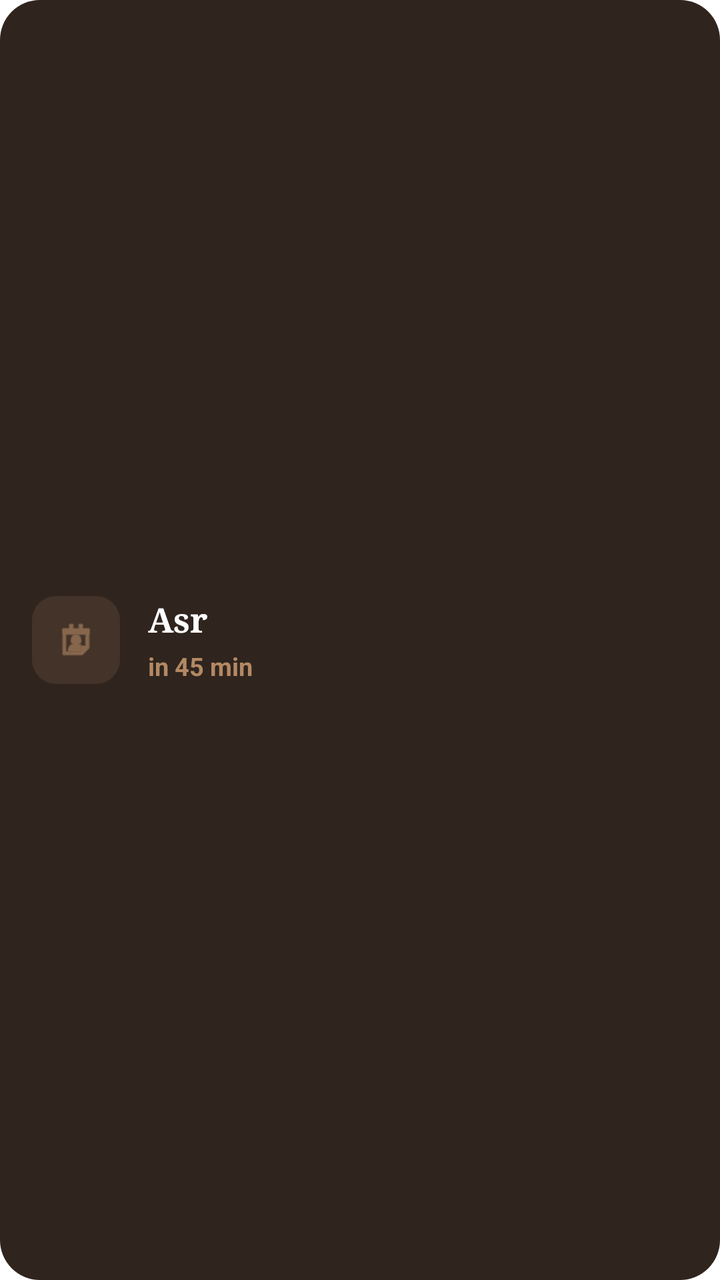
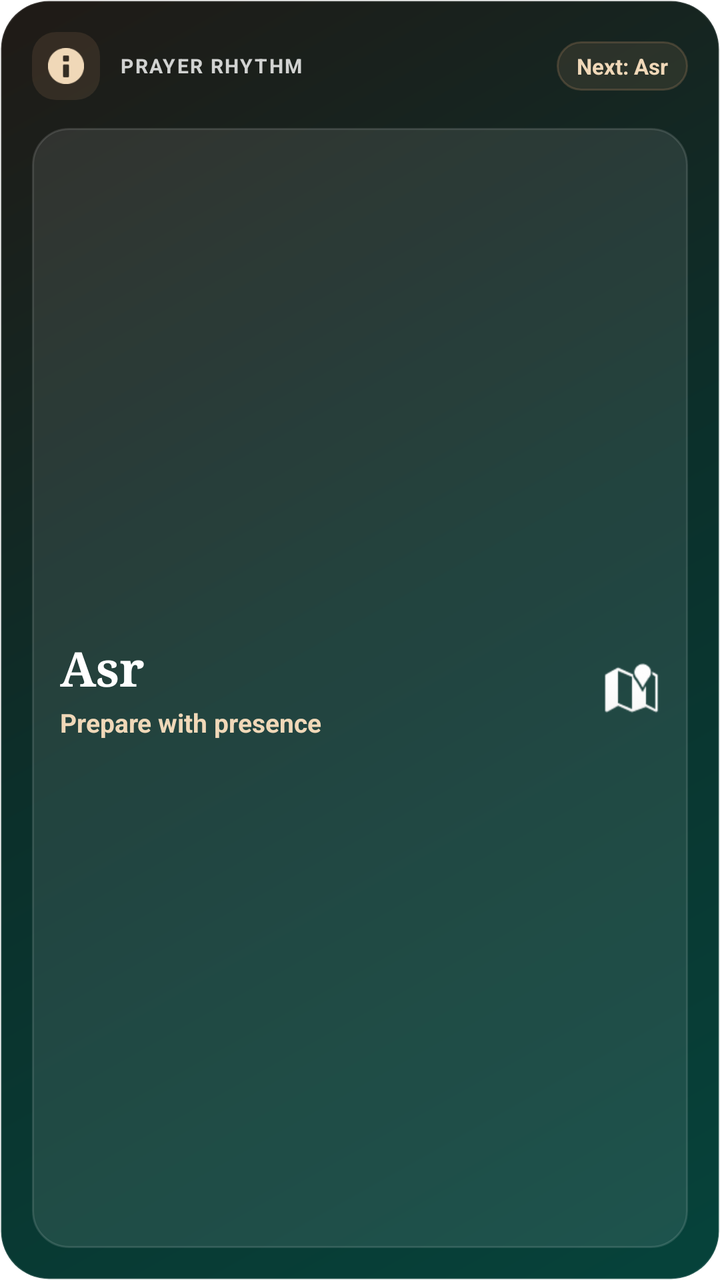

Before-and-after screenshots of an Android layout around one commit, followed by the original layout XML and the change that was made.
<!-- AndroidManifest.xml: fallback theme Theme.MaterialComponents.DayNight.NoActionBar -->
<!-- res/layout/mizan_next_prayer_widget.xml -->
<?xml version="1.0" encoding="utf-8"?>
<LinearLayout xmlns:android="http://schemas.android.com/apk/res/android"
    android:layout_width="match_parent"
    android:layout_height="match_parent"
    android:orientation="horizontal"
    android:background="@drawable/widget_card_bg"
    android:padding="16dp"
    android:gravity="center_vertical">

    <FrameLayout
        android:layout_width="44dp"
        android:layout_height="44dp"
        android:background="@drawable/widget_icon_bg">

        <ImageView
            android:layout_width="22dp"
            android:layout_height="22dp"
            android:layout_gravity="center"
            android:src="@android:drawable/ic_menu_my_calendar"
            android:tint="#FFB38964" />
    </FrameLayout>

    <LinearLayout
        android:layout_width="0dp"
        android:layout_height="wrap_content"
        android:layout_weight="1"
        android:orientation="vertical"
        android:paddingStart="14dp">

        <TextView
            android:id="@+id/prayer_name"
            android:layout_width="match_parent"
            android:layout_height="wrap_content"
            android:text="Asr"
            android:textColor="#FFFFFFFF"
            android:textSize="17sp"
            android:textStyle="bold"
            android:fontFamily="serif"
            android:maxLines="1"
            android:ellipsize="end" />

        <TextView
            android:id="@+id/prayer_countdown"
            android:layout_width="match_parent"
            android:layout_height="wrap_content"
            android:text="in 45 min"
            android:textColor="#FFB38964"
            android:textSize="12.5sp"
            android:textStyle="bold"
            android:maxLines="1"
            android:ellipsize="end"
            android:layout_marginTop="3dp" />
    </LinearLayout>

    <TextView
        android:id="@+id/prayer_inline"
        android:layout_width="wrap_content"
        android:layout_height="wrap_content"
        android:text="Asr in 45 min"
        android:textColor="#FFFFFFFF"
        android:textSize="13sp"
        android:textStyle="bold"
        android:maxLines="1"
        android:ellipsize="end"
        android:visibility="gone" />

</LinearLayout>
<!-- resources referenced by this layout -->
<resources>
  <!-- drawable widget_card_bg (drawable) -->
  <?xml version="1.0" encoding="utf-8"?>
  <shape xmlns:android="http://schemas.android.com/apk/res/android">
      <solid android:color="#FF2F241E" />
      <corners android:radius="20dp" />
  </shape>
  <!-- drawable widget_icon_bg (drawable) -->
  <?xml version="1.0" encoding="utf-8"?>
  <shape xmlns:android="http://schemas.android.com/apk/res/android">
      <solid android:color="#26B38964" />
      <corners android:radius="12dp" />
  </shape>
</resources>

<!-- the commit's change to res/layout/mizan_next_prayer_widget.xml (unified diff, before → after) -->
@@ -2,66 +2,107 @@
 <LinearLayout xmlns:android="http://schemas.android.com/apk/res/android"
     android:layout_width="match_parent"
     android:layout_height="match_parent"
-    android:orientation="horizontal"
     android:background="@drawable/widget_card_bg"
-    android:padding="16dp"
-    android:gravity="center_vertical">
+    android:gravity="center_vertical"
+    android:orientation="vertical"
+    android:padding="16dp">
 
-    <FrameLayout
-        android:layout_width="44dp"
-        android:layout_height="44dp"
-        android:background="@drawable/widget_icon_bg">
+    <LinearLayout
+        android:layout_width="match_parent"
+        android:layout_height="wrap_content"
+        android:gravity="center_vertical"
+        android:orientation="horizontal">
+
+        <FrameLayout
+            android:layout_width="34dp"
+            android:layout_height="34dp"
+            android:background="@drawable/widget_icon_bg">
+
+            <ImageView
+                android:layout_width="18dp"
+                android:layout_height="18dp"
+                android:layout_gravity="center"
+            android:src="@android:drawable/ic_dialog_info"
+            android:tint="#FFF0D8B8" />
+        </FrameLayout>
+
+        <TextView
+            android:layout_width="0dp"
+            android:layout_height="wrap_content"
+            android:layout_marginStart="10dp"
+            android:layout_weight="1"
+            android:ellipsize="end"
+            android:fontFamily="sans"
+            android:letterSpacing="0.08"
+            android:maxLines="1"
+            android:text="PRAYER RHYTHM"
+            android:textColor="#CCFFFFFF"
+            android:textSize="10sp"
+            android:textStyle="bold" />
+
+        <TextView
+            android:id="@+id/prayer_inline"
+            android:layout_width="wrap_content"
+            android:layout_height="wrap_content"
+            android:background="@drawable/widget_chip_bg"
+            android:ellipsize="end"
+            android:maxLines="1"
+            android:paddingStart="10dp"
+            android:paddingTop="5dp"
+            android:paddingEnd="10dp"
+            android:paddingBottom="5dp"
+            android:text="Next: Asr"
+            android:textColor="#FFF0D8B8"
+            android:textSize="11sp"
+            android:textStyle="bold" />
+    </LinearLayout>
+
+    <LinearLayout
+        android:layout_width="match_parent"
+        android:layout_height="0dp"
+        android:layout_marginTop="14dp"
+        android:layout_weight="1"
+        android:background="@drawable/widget_panel_bg"
+        android:gravity="center_vertical"
+        android:orientation="horizontal"
+        android:padding="14dp">
+
+        <LinearLayout
+            android:layout_width="0dp"
+            android:layout_height="wrap_content"
+            android:layout_weight="1"
+            android:orientation="vertical">
+
+            <TextView
+                android:id="@+id/prayer_name"
+                android:layout_width="match_parent"
+                android:layout_height="wrap_content"
+                android:ellipsize="end"
+                android:fontFamily="serif"
+                android:maxLines="1"
+                android:text="Asr"
+                android:textColor="#FFFFFFFF"
+                android:textSize="24sp"
+                android:textStyle="bold" />
+
+            <TextView
+                android:id="@+id/prayer_countdown"
+                android:layout_width="match_parent"
+                android:layout_height="wrap_content"
+                android:layout_marginTop="2dp"
+                android:ellipsize="end"
+                android:maxLines="1"
+                android:text="Prepare with presence"
+                android:textColor="#FFF0D8B8"
+                android:textSize="13sp"
+                android:textStyle="bold" />
+        </LinearLayout>
 
         <ImageView
-            android:layout_width="22dp"
-            android:layout_height="22dp"
-            android:layout_gravity="center"
-            android:src="@android:drawable/ic_menu_my_calendar"
-            android:tint="#FFB38964" />
-    </FrameLayout>
-
-    <LinearLayout
-        android:layout_width="0dp"
-        android:layout_height="wrap_content"
-        android:layout_weight="1"
-        android:orientation="vertical"
-        android:paddingStart="14dp">
-
-        <TextView
-            android:id="@+id/prayer_name"
-            android:layout_width="match_parent"
-            android:layout_height="wrap_content"
-            android:text="Asr"
-            android:textColor="#FFFFFFFF"
-            android:textSize="17sp"
-            android:textStyle="bold"
-            android:fontFamily="serif"
-            android:maxLines="1"
-            android:ellipsize="end" />
-
-        <TextView
-            android:id="@+id/prayer_countdown"
-            android:layout_width="match_parent"
-            android:layout_height="wrap_content"
-            android:text="in 45 min"
-            android:textColor="#FFB38964"
-            android:textSize="12.5sp"
-            android:textStyle="bold"
-            android:maxLines="1"
-            android:ellipsize="end"
-            android:layout_marginTop="3dp" />
+            android:layout_width="28dp"
+            android:layout_height="28dp"
+            android:layout_marginStart="10dp"
+            android:src="@android:drawable/ic_dialog_map"
+            android:tint="#CCFFFFFF" />
     </LinearLayout>
-
-    <TextView
-        android:id="@+id/prayer_inline"
-        android:layout_width="wrap_content"
-        android:layout_height="wrap_content"
-        android:text="Asr in 45 min"
-        android:textColor="#FFFFFFFF"
-        android:textSize="13sp"
-        android:textStyle="bold"
-        android:maxLines="1"
-        android:ellipsize="end"
-        android:visibility="gone" />
-
 </LinearLayout>
<!-- resource entries referenced after the edit -->
@@ -3,8 +3,24 @@
   <!-- drawable widget_card_bg (drawable) -->
   <?xml version="1.0" encoding="utf-8"?>
   <shape xmlns:android="http://schemas.android.com/apk/res/android">
-      <solid android:color="#FF2F241E" />
-      <corners android:radius="20dp" />
+      <gradient
+          android:angle="135"
+          android:startColor="#FF06433B"
+          android:centerColor="#FF0B302B"
+          android:endColor="#FF201A16" />
+      <stroke
+          android:width="1dp"
+          android:color="#22FFFFFF" />
+      <corners android:radius="24dp" />
+  </shape>
+  <!-- drawable widget_chip_bg (drawable) -->
+  <?xml version="1.0" encoding="utf-8"?>
+  <shape xmlns:android="http://schemas.android.com/apk/res/android">
+      <solid android:color="#24B38964" />
+      <stroke
+          android:width="1dp"
+          android:color="#44B38964" />
+      <corners android:radius="999dp" />
   </shape>
   <!-- drawable widget_icon_bg (drawable) -->
   <?xml version="1.0" encoding="utf-8"?>
@@ -12,5 +28,14 @@
       <solid android:color="#26B38964" />
       <corners android:radius="12dp" />
   </shape>
+  <!-- drawable widget_panel_bg (drawable) -->
+  <?xml version="1.0" encoding="utf-8"?>
+  <shape xmlns:android="http://schemas.android.com/apk/res/android">
+      <solid android:color="#18FFFFFF" />
+      <stroke
+          android:width="1dp"
+          android:color="#20FFFFFF" />
+      <corners android:radius="18dp" />
+  </shape>
 </resources>
 
